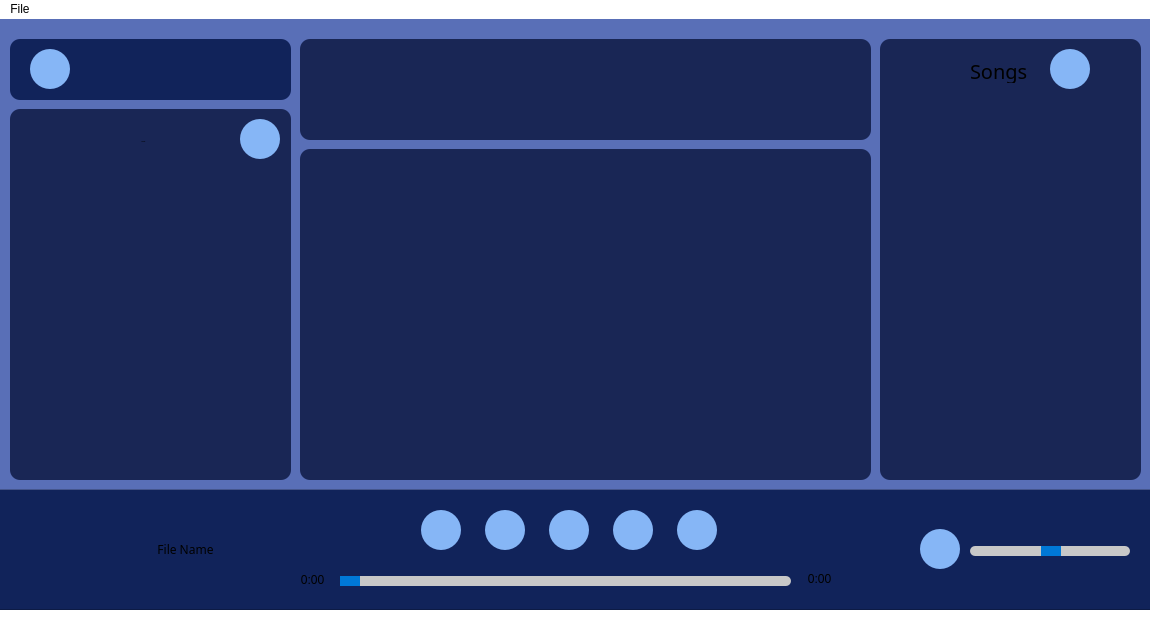
Above: forms/mainwindow.ui from whatdislol/Symmo before the change. Below: the same form after it.
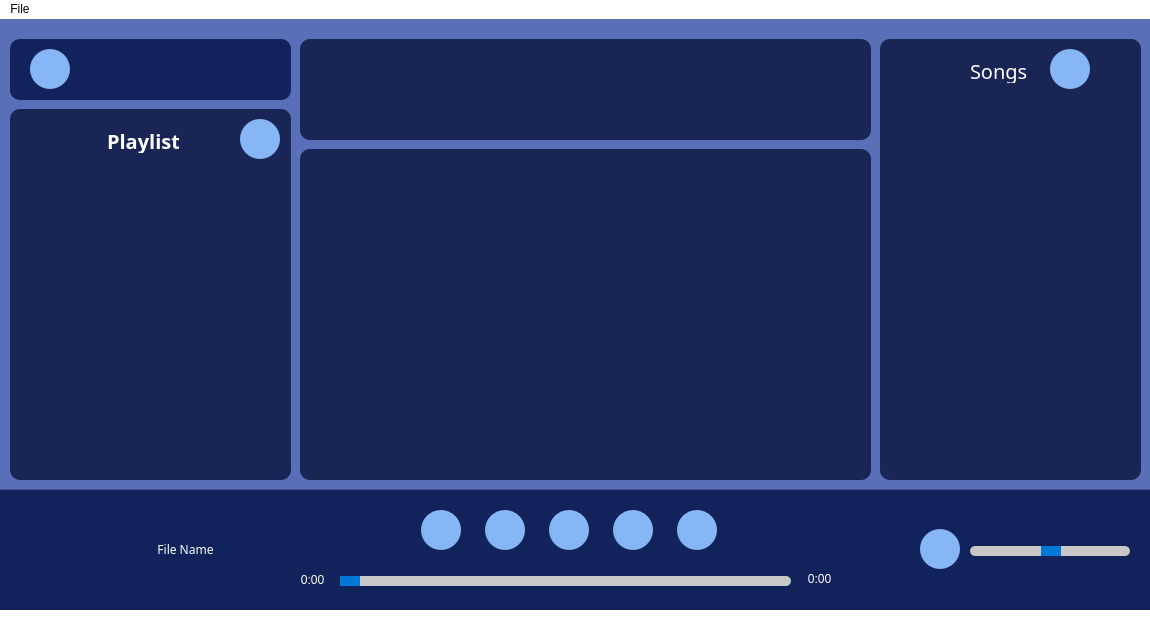
That is the form after the change.

Commit message: Set label color to white

Diff of the .ui file:
```diff
--- a/forms/mainwindow.ui
+++ b/forms/mainwindow.ui
@@ -298,6 +298,9 @@
        <height>21</height>
       </rect>
      </property>
+     <property name="styleSheet">
+      <string notr="true">color: white;</string>
+     </property>
      <property name="text">
       <string>0:00</string>
      </property>
@@ -314,6 +317,9 @@
        <height>20</height>
       </rect>
      </property>
+     <property name="styleSheet">
+      <string notr="true">color: white;</string>
+     </property>
      <property name="text">
       <string>0:00</string>
      </property>
@@ -335,6 +341,9 @@
        <family>STHeiti</family>
       </font>
      </property>
+     <property name="styleSheet">
+      <string notr="true">color: white;</string>
+     </property>
      <property name="text">
       <string>File Name</string>
      </property>
@@ -409,9 +418,7 @@
       </property>
       <property name="styleSheet">
        <string notr="true">font-size: 20px;
-QLabel {
-    color: white;
-}
+color: white;
 
 </string>
       </property>
@@ -617,7 +624,8 @@
        </font>
       </property>
       <property name="styleSheet">
-       <string notr="true">font-size: 20px;</string>
+       <string notr="true">font-size: 20px;
+color: white;</string>
       </property>
       <property name="text">
        <string>Songs</string>
```
Left out of the diff: 2 changed lines with no effect on the pictures.
